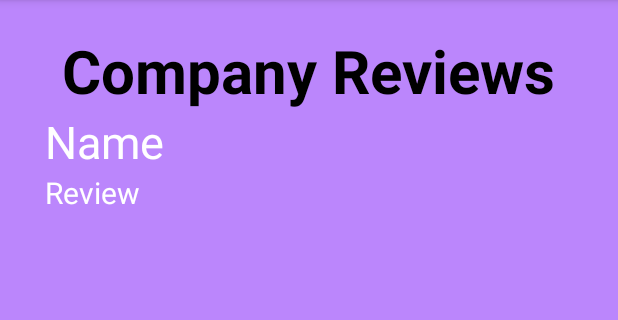
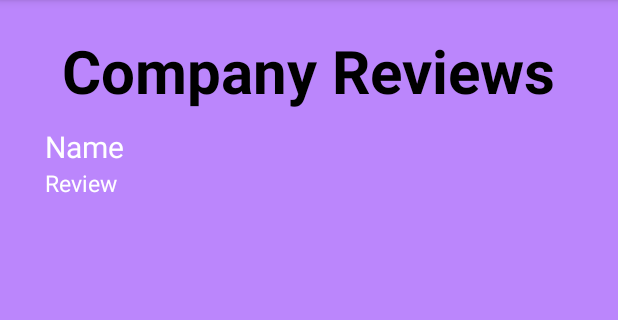
Before and after one commit to Laiba098/Jannat, an Android app: the CompanyReviews screen opened directly, with no data from a screen before it, on a phone screen of 412 x 824 dp, the part 84-404 px from its top. Run offline under Robolectric (Android 15) with nearby library versions, the phone set to English and light mode, and no system bars; 5 statements that could not run were skipped.

```diff
--- a/app/src/main/java/com/example/onlinetourism/CompanyInformation.java
+++ b/app/src/main/java/com/example/onlinetourism/CompanyInformation.java
@@ -150,6 +150,9 @@ public class CompanyInformation extends AppCompatActivity {
                 break;
 
             case R.id.checkreview:
+                Intent intent3=new Intent(CompanyInformation.this,CompanyReviews.class);
+                intent3.putExtra("serviceproviderid",companyid);
+                startActivity(intent3);
                 break;
 
             case R.id.giveplacereview:
--- a/app/src/main/java/com/example/onlinetourism/CompanyReviews.java
+++ b/app/src/main/java/com/example/onlinetourism/CompanyReviews.java
@@ -53,7 +53,7 @@ public class CompanyReviews extends AppCompatActivity {
             {
                 str=String.valueOf(cr.getLong(0));
                 String[] column = {DatabaseContract.ServiceSeeker.COL_NAME};
-                Cursor crc = db.query(DatabaseContract.ServiceSeeker.TABLE_NAME, column, DatabaseContract.ServiceSeeker._ID + "=?", new String[]{str}, null, null, null, null);
+                Cursor crc = db.query(DatabaseContract.ServiceSeeker.TABLE_NAME, column, DatabaseContract.ServiceSeeker.COL_ID + "=?", new String[]{str}, null, null, null, null);
                 if (crc.getCount() == 0) {
                     str1 = "first one";
                 } else {
--- a/app/src/main/java/com/example/onlinetourism/GiveCompanyReview.java
+++ b/app/src/main/java/com/example/onlinetourism/GiveCompanyReview.java
@@ -103,7 +103,7 @@ public class GiveCompanyReview extends AppCompatActivity {
             values.put(DatabaseContract.CompanyReviews.COL_REVIEW, str);
             long newRowId = db.insert(DatabaseContract.CompanyReviews.TABLE_NAME, null, values);
             if (newRowId > 0) {
-                Toast.makeText(getApplicationContext(), "New Record Inserted: " + newRowId, Toast.LENGTH_LONG).show();
+                Toast.makeText(getApplicationContext(), "Review has been taken", Toast.LENGTH_LONG).show();
             }
             db.close();
 
--- a/app/src/main/res/layout/reviewstyle2.xml
+++ b/app/src/main/res/layout/reviewstyle2.xml
@@ -9,10 +9,11 @@
         android:layout_height="wrap_content"
         android:layout_columnWeight="1"
         android:layout_marginLeft="10dp"
-        android:textSize="30dp"
+        android:textSize="20dp"
         android:textColor="@color/white"
         android:id="@+id/text"
         android:text="Name"
+        android:layout_marginTop="10dp"
         android:layout_row="0"
         android:layout_column="1" />
     <TextView
@@ -20,9 +21,10 @@
         android:layout_height="wrap_content"
         android:layout_columnWeight="1"
         android:layout_marginLeft="10dp"
-        android:textSize="20dp"
+        android:textSize="15dp"
         android:textColor="@color/white"
         android:id="@+id/text2"
+        android:layout_marginBottom="10dp"
         android:text="Review"
         android:layout_row="1"
         android:layout_column="1" />
```
